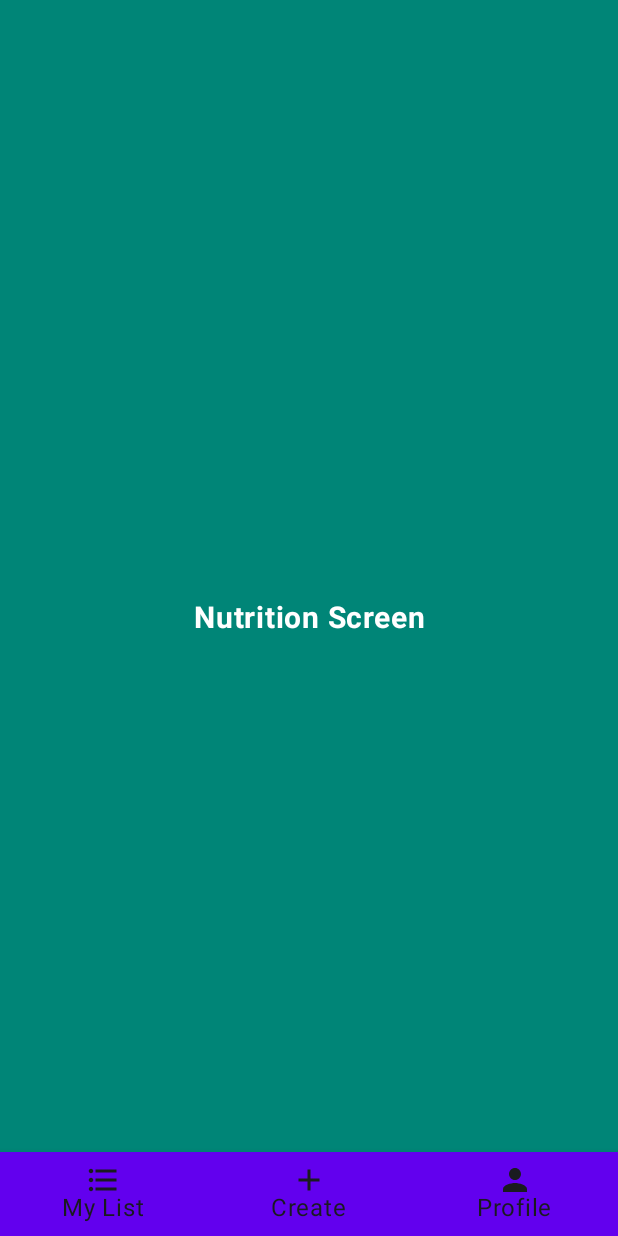
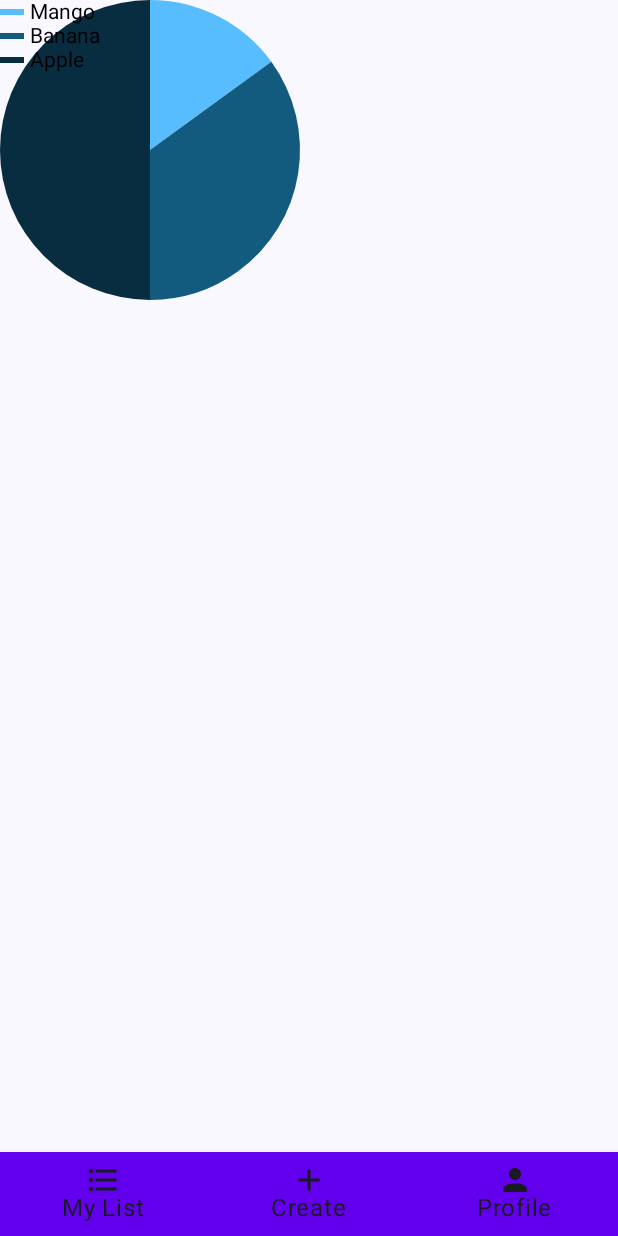
Before and after one commit to MarekMoric/Burger-Master, an Android app built with Jetpack Compose: the NutritionScreen screen opened through its navigation route, on a phone screen of 412 x 824 dp. Run offline under Robolectric (Android 15) with nearby library versions, the phone set to English and light mode, and no system bars; our stand-ins replace livedata-compose.

Commit message:
minor tweaks

```diff
--- a/app/build.gradle
+++ b/app/build.gradle
@@ -117,5 +117,8 @@ dependencies {
     implementation "com.gorisse.thomas.sceneform:sceneform:1.21.0"
     implementation "androidx.compose.ui:ui-viewbinding:$compose_version"
 
+    // Livedata
+    implementation "androidx.compose.runtime:runtime-livedata:$compose_version"
+
 
 }
--- a/app/src/main/java/com/mendelu/xmoric/burgermaster/communication/MapAPI.kt
+++ b/app/src/main/java/com/mendelu/xmoric/burgermaster/communication/MapAPI.kt
@@ -14,5 +14,4 @@ interface MapAPI {
     @Headers("Content-Type: application/json")
     @GET("brno")
     suspend fun getBrnoBoundaries(): Response<List<Coordinates>>
-//    suspend fun getBrnoBoundaries(): Response<Coordinates>
 }
--- /dev/null
+++ b/app/src/main/java/com/mendelu/xmoric/burgermaster/constants/Constants.kt
@@ -0,0 +1,7 @@
+package cz.mendelu.pef.compose.petstore.constants
+
+
+object Constants {
+    const val ID = "id"
+    const val REFRESH_SCREEN = "refresh_screen"
+}
--- a/app/src/main/java/com/mendelu/xmoric/burgermaster/map/CustomMapRenderer.kt
+++ b/app/src/main/java/com/mendelu/xmoric/burgermaster/map/CustomMapRenderer.kt
@@ -19,7 +19,8 @@ class CustomMapRenderer(
     override fun onBeforeClusterItemRendered(item: Store, markerOptions: MarkerOptions) {
         super.onBeforeClusterItemRendered(item, markerOptions)
         when(item.type){
-            "food" -> markerOptions.icon(
+            "food" ->
+                markerOptions.icon(
                 BitmapDescriptorFactory.fromBitmap(
                 MarkerUtil.createMarkerIconFromResource(context, R.drawable.ic_food)
             ))
--- a/app/src/main/java/com/mendelu/xmoric/burgermaster/model/Store.kt
+++ b/app/src/main/java/com/mendelu/xmoric/burgermaster/model/Store.kt
@@ -10,7 +10,8 @@ class Store(
     var address: String,
     var latitude: Double,
     var longitude: Double,
-    var type: String
+    var type: String,
+    var pice: Float
 
 ): Serializable, ClusterItem {
     override fun getPosition(): LatLng {
--- a/app/src/main/java/com/mendelu/xmoric/burgermaster/ui/screens/ListScreen.kt
+++ b/app/src/main/java/com/mendelu/xmoric/burgermaster/ui/screens/ListScreen.kt
@@ -14,6 +14,7 @@ import androidx.compose.material.MaterialTheme
 import androidx.compose.material.Scaffold
 import androidx.compose.material3.*
 import androidx.compose.runtime.*
+import androidx.compose.runtime.livedata.observeAsState
 import androidx.compose.runtime.saveable.rememberSaveable
 import androidx.compose.ui.Alignment
 import androidx.compose.ui.Modifier
@@ -30,30 +31,27 @@ import com.mendelu.xmoric.burgermaster.navigation.INavigationRouter
 import org.koin.androidx.compose.getViewModel
 import com.mendelu.xmoric.burgermaster.R
 import com.mendelu.xmoric.burgermaster.ui.theme.LightGreen
+import cz.mendelu.pef.compose.petstore.constants.Constants
 
 @OptIn(ExperimentalMaterial3Api::class)
 @Composable
 fun ListScreen(navigation: INavigationRouter,
                viewModel: ListScreenViewModel = getViewModel()) {
 
-//    Column(
-//        modifier = Modifier
-//            .fillMaxSize()
-//            .background(colorResource(id = R.color.vector_tint_theme_color))
-//            .wrapContentSize(Alignment.Center)
-//    ) {
-//        Text(
-//            text = "Home Screen/List of Burgers",
-//            fontWeight = FontWeight.Bold,
-//            color = Color.White,
-//            modifier = Modifier.align(Alignment.CenterHorizontally),
-//            textAlign = TextAlign.Center,
-//            fontSize = 20.sp
-//        )
-//    }
-
     val burgers = remember{ mutableListOf<Burger>()}
     val taskListUIState: ListUIState? by viewModel.listUIState.collectAsState()
+
+    val onReturnRefresh = navigation.getNavController().currentBackStackEntry?.savedStateHandle
+        ?.getLiveData<Boolean>(Constants.REFRESH_SCREEN)
+        ?.observeAsState() //refresh ked sa vratim z deletu napriklad
+
+    onReturnRefresh?.value?.let {
+        if (it) {
+            LaunchedEffect(it) {
+                viewModel.loadBurgers()
+            }
+        }
+    }
 
     taskListUIState?.let {
         when(it){
--- a/app/src/main/java/com/mendelu/xmoric/burgermaster/ui/screens/NutritionScreen.kt
+++ b/app/src/main/java/com/mendelu/xmoric/burgermaster/ui/screens/NutritionScreen.kt
@@ -15,23 +15,108 @@ import androidx.compose.ui.text.font.FontWeight
 import androidx.compose.ui.text.style.TextAlign
 import androidx.compose.ui.unit.sp
 import com.mendelu.xmoric.burgermaster.navigation.INavigationRouter
+import android.os.Bundle
+import androidx.activity.ComponentActivity
+import androidx.activity.compose.setContent
+import androidx.compose.foundation.Canvas
+import androidx.compose.foundation.background
+import androidx.compose.foundation.layout.*
+import androidx.compose.material.Divider
+import androidx.compose.material.Text
+import androidx.compose.ui.unit.Dp
+import androidx.compose.ui.unit.dp
+
 
 @Composable
 fun NutritionScreen(navigation: INavigationRouter) {
 
-    Column(
+//    Column(
+//        modifier = Modifier
+//            .fillMaxSize()
+//            .background(colorResource(id = R.color.vector_tint_theme_color))
+//            .wrapContentSize(Alignment.Center)
+//    ) {
+//        Text(
+//            text = "Nutrition Screen",
+//            fontWeight = FontWeight.Bold,
+//            color = Color.White,
+//            modifier = Modifier.align(Alignment.CenterHorizontally),
+//            textAlign = TextAlign.Center,
+//            fontSize = 20.sp
+//        )
+//    }
+    PieChart1()
+
+}
+
+@Composable
+fun PieChart1(
+    values: List<Float> = listOf(15f, 35f, 50f),
+    colors: List<Color> = listOf(Color(0xFF58BDFF), Color(0xFF125B7F), Color(0xFF092D40)),
+    legend: List<String> = listOf("Mango", "Banana", "Apple"),
+    size: Dp = 200.dp
+) {
+
+    // Sum of all the values
+    val sumOfValues = values.sum()
+
+    // Calculate each proportion value
+    val proportions = values.map {
+        it * 100 / sumOfValues
+    }
+
+    // Convert each proportions to angle
+    val sweepAngles = proportions.map {
+        360 * it / 100
+    }
+
+    Canvas(
         modifier = Modifier
-            .fillMaxSize()
-            .background(colorResource(id = R.color.vector_tint_theme_color))
-            .wrapContentSize(Alignment.Center)
+            .size(size = size)
     ) {
+
+        var startAngle = -90f
+
+        for (i in sweepAngles.indices) {
+            drawArc(
+                color = colors[i],
+                startAngle = startAngle,
+                sweepAngle = sweepAngles[i],
+                useCenter = true
+            )
+            startAngle += sweepAngles[i]
+        }
+
+    }
+
+    Spacer(modifier = Modifier.height(32.dp))
+
+    Column {
+        for (i in values.indices) {
+            DisplayLegend1(color = colors[i], legend = legend[i])
+        }
+    }
+
+}
+
+@Composable
+fun DisplayLegend1(color: Color, legend: String) {
+
+    Row(
+        horizontalArrangement = Arrangement.Center,
+        verticalAlignment = Alignment.CenterVertically
+    ) {
+        Divider(
+            modifier = Modifier.width(16.dp),
+            thickness = 4.dp,
+            color = color
+        )
+
+        Spacer(modifier = Modifier.width(4.dp))
+
         Text(
-            text = "Nutrition Screen",
-            fontWeight = FontWeight.Bold,
-            color = Color.White,
-            modifier = Modifier.align(Alignment.CenterHorizontally),
-            textAlign = TextAlign.Center,
-            fontSize = 20.sp
+            text = legend,
+            color = Color.Black
         )
     }
 }
```
